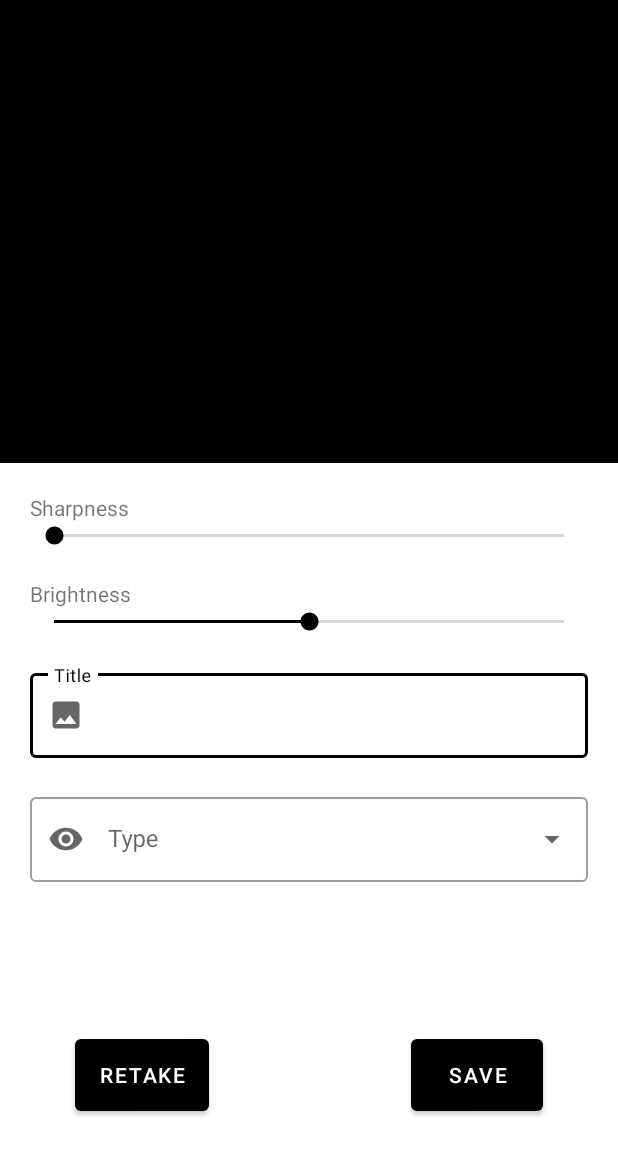
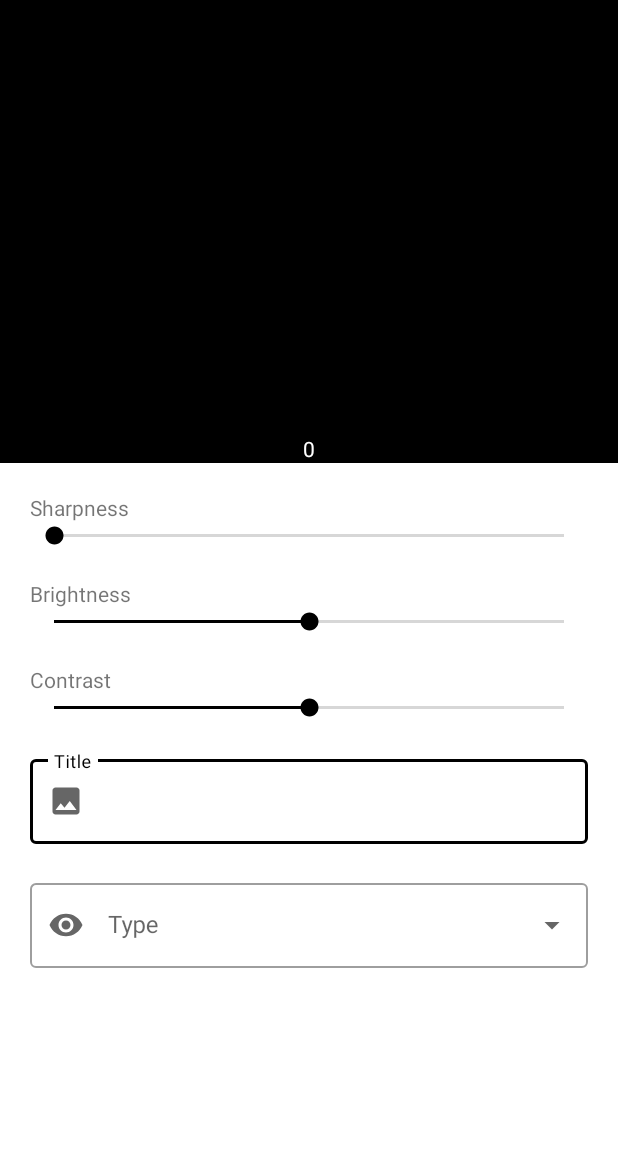
Before and after one commit to manologhernandez/EyePhone_Android, an Android app: the layout activity_save_image.xml on its own in the app's theme, with its tools: preview values and no code run, on a phone screen of 412 x 824 dp. Shown: the top 1155 px of the screen. Run offline under Robolectric (Android 15) with nearby library versions, the phone set to English and light mode, and no system bars.

Commit message:
Removed Retake and Save buttons

```diff
--- /dev/null
+++ b/app/src/main/res/drawable/ic_baseline_save_24.xml
@@ -0,0 +1,5 @@
+<vector android:height="24dp" android:tint="#FFFFFF"
+    android:viewportHeight="24" android:viewportWidth="24"
+    android:width="24dp" xmlns:android="http://schemas.android.com/apk/res/android">
+    <path android:fillColor="@android:color/white" android:pathData="M17,3L5,3c-1.11,0 -2,0.9 -2,2v14c0,1.1 0.89,2 2,2h14c1.1,0 2,-0.9 2,-2L21,7l-4,-4zM12,19c-1.66,0 -3,-1.34 -3,-3s1.34,-3 3,-3 3,1.34 3,3 -1.34,3 -3,3zM15,9L5,9L5,5h10v4z"/>
+</vector>
--- a/app/src/main/res/layout/activity_save_image.xml
+++ b/app/src/main/res/layout/activity_save_image.xml
@@ -5,6 +5,18 @@
     android:layout_width="match_parent"
     android:layout_height="match_parent"
     tools:context=".SaveImageActivity">
+
+    <TextView
+        android:id="@+id/progressIndicator"
+        android:layout_width="wrap_content"
+        android:layout_height="wrap_content"
+        android:text="0"
+        android:textColor="@color/white"
+        android:elevation="2dp"
+        app:layout_constraintStart_toStartOf="@id/imageView"
+        app:layout_constraintEnd_toEndOf="@id/imageView"
+        app:layout_constraintBottom_toBottomOf="@id/imageView"
+        />
 
     <ImageView
         android:id="@+id/imageView"
@@ -50,6 +62,7 @@
                     android:layout_width="wrap_content"
                     android:layout_height="wrap_content"
                     android:text="Sharpness"/>
+
                 <SeekBar
                     android:id="@+id/sharpenSeekbar"
                     android:layout_width="match_parent"
@@ -74,6 +87,24 @@
                     android:paddingBottom="20dp"
                     android:max="510"
                     android:progress="255"
+                    />
+            </LinearLayout>
+            <LinearLayout
+                android:layout_width="match_parent"
+                android:layout_height="wrap_content"
+                android:orientation="vertical"
+                >
+                <TextView
+                    android:layout_width="wrap_content"
+                    android:layout_height="wrap_content"
+                    android:text="Contrast"/>
+                <SeekBar
+                    android:id="@+id/contrastSeekbar"
+                    android:layout_width="match_parent"
+                    android:layout_height="wrap_content"
+                    android:paddingBottom="20dp"
+                    android:max="200"
+                    android:progress="100"
                     />
             </LinearLayout>
         </LinearLayout>
@@ -114,29 +145,4 @@
 
         </com.google.android.material.textfield.TextInputLayout>
     </LinearLayout>
-    <RelativeLayout
-        android:id="@+id/buttonLayout"
-        app:layout_constraintTop_toBottomOf="@id/cameraToolbar"
-        app:layout_constraintBottom_toBottomOf="parent"
-        android:layout_width="match_parent"
-        android:layout_height="wrap_content">
-        <com.google.android.material.button.MaterialButton
-            android:layout_width="wrap_content"
-            android:layout_height="60dp"
-            android:id="@+id/saveBtn"
-            android:text="Save"
-            android:layout_alignParentEnd="true"
-            android:layout_marginEnd="50dp"
-            />
-        <com.google.android.material.button.MaterialButton
-            android:layout_width="wrap_content"
-            android:layout_height="60dp"
-            android:id="@+id/retakeBtn"
-            android:text="Retake"
-            android:layout_alignParentStart="true"
-            android:layout_marginStart="50dp"
-            />
-
-
-    </RelativeLayout>
 </androidx.constraintlayout.widget.ConstraintLayout>
```
Also changed, not shown: app/src/main/java/com/example/eyephone/SaveImageActivity.kt (+100 -60 lines), app/src/main/res/menu/app_toolbar_savephoto_menu.xml (added, +10 -0 lines).
